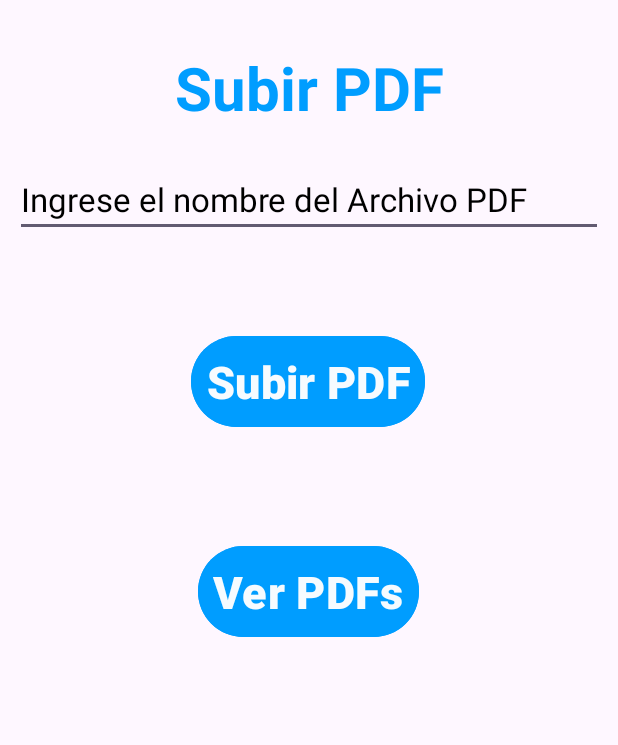
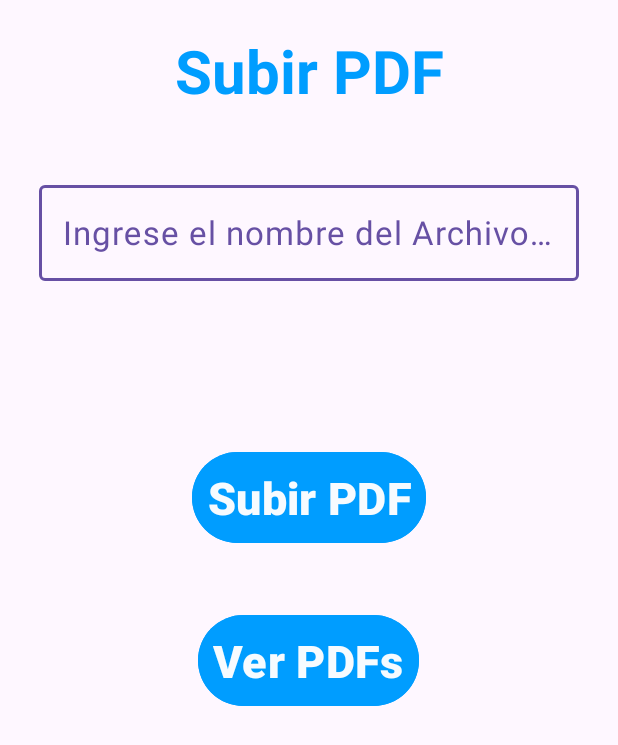
Before and after one commit to TheWadjet-dev/InglesAR, an Android app built with Jetpack Compose: the UploadPDFs screen opened directly, with no data from a screen before it, after a tap on "Subir PDF", on a phone screen of 412 x 824 dp. Shown: the top 745 px of the screen. Run offline under Robolectric (Android 15) with nearby library versions, the phone set to English and light mode, and no system bars; our stand-ins replace Firebase (no records; nobody signed in at launch, a user with empty details on screens opened directly).

Commit message:
Cambios Finales

```diff
--- a/app/build.gradle
+++ b/app/build.gradle
@@ -69,19 +69,21 @@ dependencies {
     implementation 'com.firebaseui:firebase-ui-database:8.0.2'
     implementation platform('com.google.firebase:firebase-bom:28.4.2')
     implementation 'com.google.firebase:firebase-database:20.2.2'
+    implementation 'com.google.firebase:firebase-database-ktx:20.2.2'
 
     //Drawer Navigation
     implementation 'androidx.drawerlayout:drawerlayout:1.2.0'
     implementation 'androidx.coordinatorlayout:coordinatorlayout:1.2.0'
 
     //AR
-    implementation 'com.google.ar:core:1.38.0'
+    implementation 'com.google.ar:core:1.39.0'
     implementation 'com.google.ar.sceneform.ux:sceneform-ux:1.17.1'
     implementation 'com.google.ar.sceneform:core:1.17.1'
     implementation 'com.google.ar.sceneform:assets:1.17.1'
 
     //ViewPager2
     implementation 'androidx.viewpager2:viewpager2:1.0.0'
+
 
     testImplementation 'junit:junit:4.13.2'
     androidTestImplementation 'androidx.test.ext:junit:1.1.5'
--- a/app/src/main/java/com/ingar/inglesar/ShowPDFs.java
+++ b/app/src/main/java/com/ingar/inglesar/ShowPDFs.java
@@ -62,7 +62,7 @@ public class ShowPDFs extends AppCompatActivity {
 
         fab_home.setOnClickListener(new View.OnClickListener() {
             @Override
-            public void onClick(View v) {
+            public void onClick(View view) {
                 Intent intent = new Intent(getApplicationContext(), HomeActivity.class);
                 startActivity(intent);
             }
@@ -70,7 +70,7 @@ public class ShowPDFs extends AppCompatActivity {
 
         fab_upload.setOnClickListener(new View.OnClickListener() {
             @Override
-            public void onClick(View v) {
+            public void onClick(View view) {
                 Intent intent = new Intent(getApplicationContext(), UploadPDFs.class);
                 startActivity(intent);
             }
--- a/app/src/main/java/com/ingar/inglesar/UploadPDFs.java
+++ b/app/src/main/java/com/ingar/inglesar/UploadPDFs.java
@@ -17,7 +17,6 @@ import com.google.android.gms.tasks.OnSuccessListener;
 import com.google.android.gms.tasks.Task;
 import com.google.firebase.database.DatabaseReference;
 import com.google.firebase.database.FirebaseDatabase;
-import com.google.firebase.ktx.Firebase;
 import com.google.firebase.storage.FirebaseStorage;
 import com.google.firebase.storage.OnProgressListener;
 import com.google.firebase.storage.StorageReference;
@@ -46,15 +45,23 @@ public class UploadPDFs extends AppCompatActivity {
 
         upload_btn.setOnClickListener(new View.OnClickListener() {
             @Override
+            public void onClick(View view) {
+                selecFiles();
+            }
+        });
+
+        viewPDF_btn.setOnClickListener(new View.OnClickListener() {
+            @Override
             public void onClick(View v) {
-                selecFiles();
+                Intent intent = new Intent(UploadPDFs.this, ShowPDFs.class);
+                startActivity(intent);
             }
         });
     }
 
     private void selecFiles(){
         Intent intent= new Intent();
-        intent.setType("applicaction/pdf");
+        intent.setType("application/pdf");
         intent.setAction(Intent.ACTION_GET_CONTENT);
         startActivityForResult(Intent.createChooser(intent, "Seleccione el archivo PDF..."), 1);
     }
@@ -73,7 +80,7 @@ public class UploadPDFs extends AppCompatActivity {
         progressDialog.setTitle("Cargando...");
         progressDialog.show();
 
-        StorageReference reference= storageReference.child("Uploads/" +System.currentTimeMillis()+ ".pdf");
+        StorageReference reference= storageReference.child("Uploads/"+System.currentTimeMillis()+".pdf");
         reference.putFile(data)
                 .addOnSuccessListener(new OnSuccessListener<UploadTask.TaskSnapshot>() {
                     @Override
@@ -99,7 +106,7 @@ public class UploadPDFs extends AppCompatActivity {
 
         viewPDF_btn.setOnClickListener(new View.OnClickListener() {
             @Override
-            public void onClick(View v) {
+            public void onClick(View view) {
                 Intent intent = new Intent(getApplicationContext(), ShowPDFs.class);
                 startActivity(intent);
             }
--- a/app/src/main/res/layout/activity_upload_pdfs.xml
+++ b/app/src/main/res/layout/activity_upload_pdfs.xml
@@ -1,42 +1,35 @@
 <?xml version="1.0" encoding="utf-8"?>
-<androidx.constraintlayout.widget.ConstraintLayout xmlns:android="http://schemas.android.com/apk/res/android"
+<RelativeLayout xmlns:android="http://schemas.android.com/apk/res/android"
     xmlns:app="http://schemas.android.com/apk/res-auto"
     xmlns:tools="http://schemas.android.com/tools"
     android:layout_width="match_parent"
     android:layout_height="match_parent"
     tools:context=".UploadPDFs">
+
     <TextView
         android:id="@+id/textView"
         android:layout_width="match_parent"
-        android:layout_height="50dp"
+        android:layout_height="wrap_content"
         android:gravity="center"
         android:text="Subir PDF"
         android:textColor="@color/app_theme"
         android:textSize="40sp"
         android:textStyle="bold"
-        app:layout_constraintBottom_toTopOf="@+id/guideline9"
-        app:layout_constraintTop_toTopOf="parent"
-        app:layout_constraintVertical_bias="0.051"
-        tools:ignore="MissingConstraints"
-        tools:layout_editor_absoluteX="-9dp" />
+        android:layout_marginTop="20dp"/>
 
     <Button
         android:id="@+id/upload_btn"
         android:layout_width="wrap_content"
         android:layout_height="wrap_content"
         android:layout_centerHorizontal="true"
+        android:layout_marginTop="90dp"
         android:backgroundTint="@color/app_theme"
         android:padding="10dp"
         android:text="Subir PDF"
         android:textColor="@color/app_theme_light"
         android:textSize="30sp"
         android:textStyle="bold"
-        app:layout_constraintBottom_toTopOf="@+id/guideline9"
-        app:layout_constraintEnd_toEndOf="parent"
-        app:layout_constraintHorizontal_bias="0.498"
-        app:layout_constraintStart_toStartOf="parent"
-        app:layout_constraintTop_toBottomOf="@+id/name"
-        app:layout_constraintVertical_bias="0.141"
+        android:layout_below="@id/tv_name"
         tools:ignore="MissingConstraints" />
 
     <Button
@@ -47,40 +40,33 @@
         android:backgroundTint="@color/app_theme"
         android:padding="10dp"
         android:text="Ver PDFs"
+        android:layout_marginTop="40dp"
         android:textColor="@color/app_theme_light"
         android:textSize="30sp"
         android:textStyle="bold"
-        app:layout_constraintBottom_toTopOf="@+id/guideline9"
-        app:layout_constraintEnd_toEndOf="parent"
-        app:layout_constraintHorizontal_bias="0.498"
-        app:layout_constraintStart_toStartOf="parent"
-        app:layout_constraintTop_toBottomOf="@+id/upload_btn"
-        app:layout_constraintVertical_bias="0.232"
+        android:layout_below="@id/upload_btn"
         tools:ignore="MissingConstraints" />
+
+
+    <com.google.android.material.textfield.TextInputLayout
+        android:layout_width="match_parent"
+        android:layout_height="wrap_content"
+        android:id="@+id/tv_name"
+        style="@style/Widget.Material3.AutoCompleteTextView.FilledBox"
+        android:layout_marginTop="20dp"
+        android:layout_below="@id/textView">
 
         <com.google.android.material.textfield.TextInputEditText
             android:id="@+id/name"
             android:layout_width="match_parent"
             android:layout_height="wrap_content"
-        android:layout_marginStart="10dp"
-        android:layout_marginEnd="10dp"
             android:hint="Ingrese el nombre del Archivo PDF"
             android:textColor="#FF9800"
             android:textColorHint="@color/black"
             android:textSize="22sp"
-        app:layout_constraintBottom_toTopOf="@+id/guideline9"
-        app:layout_constraintEnd_toEndOf="parent"
-        app:layout_constraintHorizontal_bias="0.0"
-        app:layout_constraintStart_toStartOf="parent"
-        app:layout_constraintTop_toBottomOf="@+id/textView"
-        app:layout_constraintVertical_bias="0.05"
+            android:layout_margin="10dp"
             tools:ignore="MissingConstraints" />
+    </com.google.android.material.textfield.TextInputLayout>
 
 
-    <androidx.constraintlayout.widget.Guideline
-        android:id="@+id/guideline9"
-        android:layout_width="wrap_content"
-        android:layout_height="wrap_content"
-        android:orientation="horizontal"
-        app:layout_constraintGuide_begin="666dp" />
-</androidx.constraintlayout.widget.ConstraintLayout>
+</RelativeLayout>
```
Also changed, not shown: app/src/main/AndroidManifest.xml (+3 -9 lines), app/src/main/res/layout/activity_show_pdfs.xml (+15 -26 lines). Lines whose indentation alone changed are shown as unchanged.
